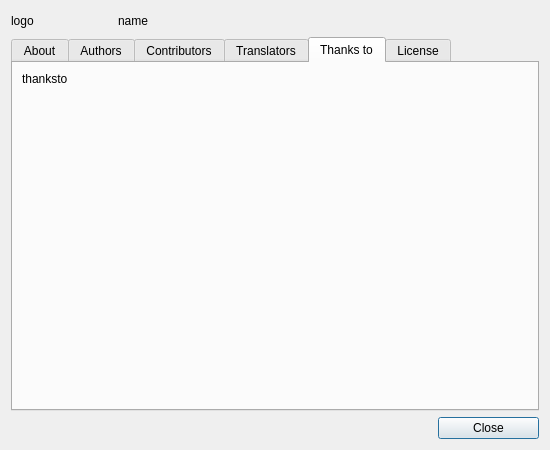
Qt form src/About.ui (OpenRcon/OpenRcon) before a commit.
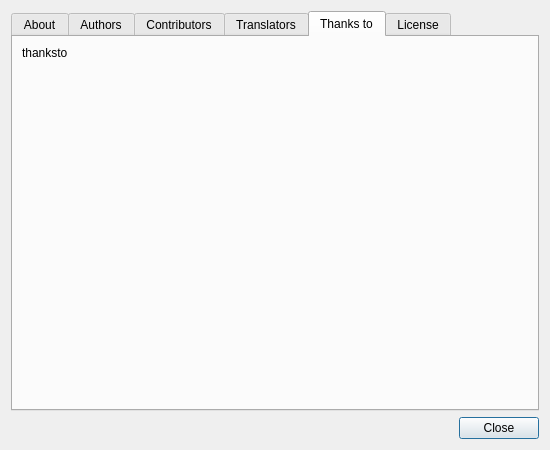
The same form after that commit. The open tabs and pages were chosen to show the change.

```diff
--- a/src/About.ui
+++ b/src/About.ui
@@ -26,27 +26,14 @@
    <string notr="true"/>
   </property>
   <layout class="QGridLayout" name="gridLayout_2">
-   <item row="0" column="0">
-    <widget class="QLabel" name="label_ab_logo">
+   <item row="1" column="1">
+    <widget class="QPushButton" name="pushButton_ab_close">
      <property name="text">
-      <string notr="true">logo</string>
+      <string>Close</string>
      </property>
     </widget>
    </item>
-   <item row="0" column="2" colspan="3">
-    <spacer name="horizontalSpacer">
-     <property name="orientation">
-      <enum>Qt::Horizontal</enum>
-     </property>
-     <property name="sizeHint" stdset="0">
-      <size>
-       <width>40</width>
-       <height>20</height>
-      </size>
-     </property>
-    </spacer>
-   </item>
-   <item row="1" column="0" colspan="5">
+   <item row="0" column="0" colspan="2">
     <widget class="QTabWidget" name="tabWidget">
      <property name="accessibleName">
       <string notr="true"/>
@@ -207,6 +194,19 @@
          </property>
         </widget>
        </item>
+       <item row="1" column="0">
+        <spacer name="verticalSpacer_2">
+         <property name="orientation">
+          <enum>Qt::Vertical</enum>
+         </property>
+         <property name="sizeHint" stdset="0">
+          <size>
+           <width>20</width>
+           <height>40</height>
+          </size>
+         </property>
+        </spacer>
+       </item>
       </layout>
      </widget>
      <widget class="QWidget" name="tab_license">
@@ -238,19 +238,18 @@
      </widget>
     </widget>
    </item>
-   <item row="2" column="4">
-    <widget class="QPushButton" name="pushButton_ab_close">
-     <property name="text">
-      <string>Close</string>
+   <item row="1" column="0">
+    <spacer name="horizontalSpacer">
+     <property name="orientation">
+      <enum>Qt::Horizontal</enum>
      </property>
-    </widget>
-   </item>
-   <item row="0" column="1">
-    <widget class="QLabel" name="label_ab_name">
-     <property name="text">
-      <string notr="true">name</string>
+     <property name="sizeHint" stdset="0">
+      <size>
+       <width>40</width>
+       <height>20</height>
+      </size>
      </property>
-    </widget>
+    </spacer>
    </item>
   </layout>
  </widget>
```
Left out of the diff: 60 changed lines with no effect on the pictures.
